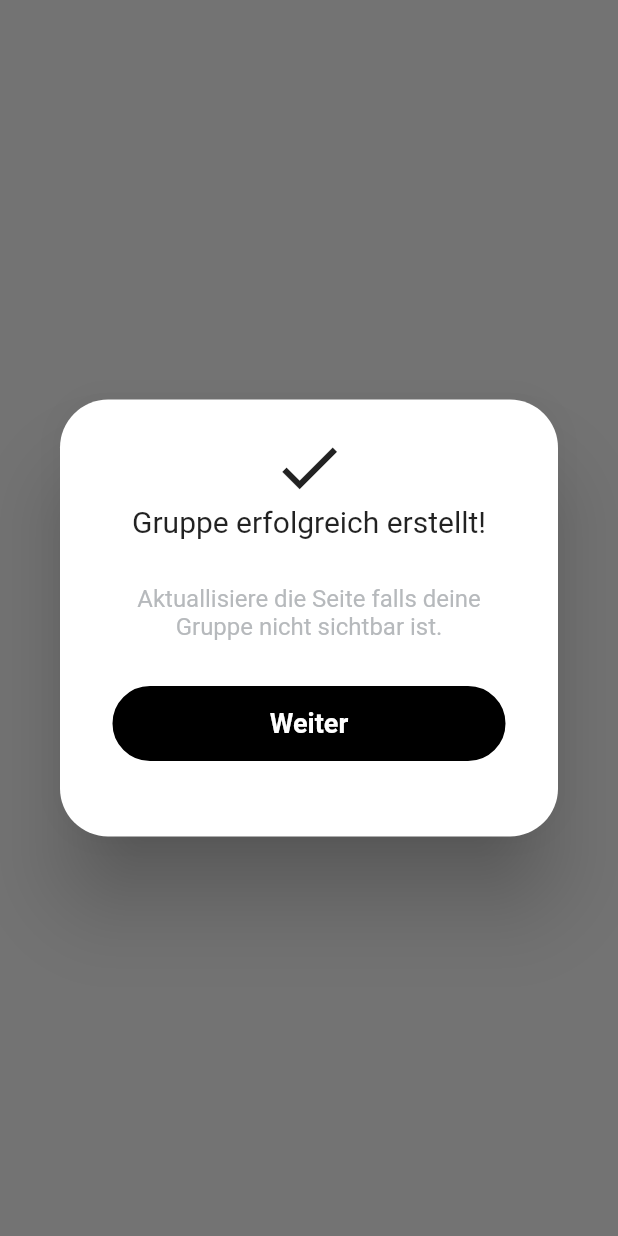
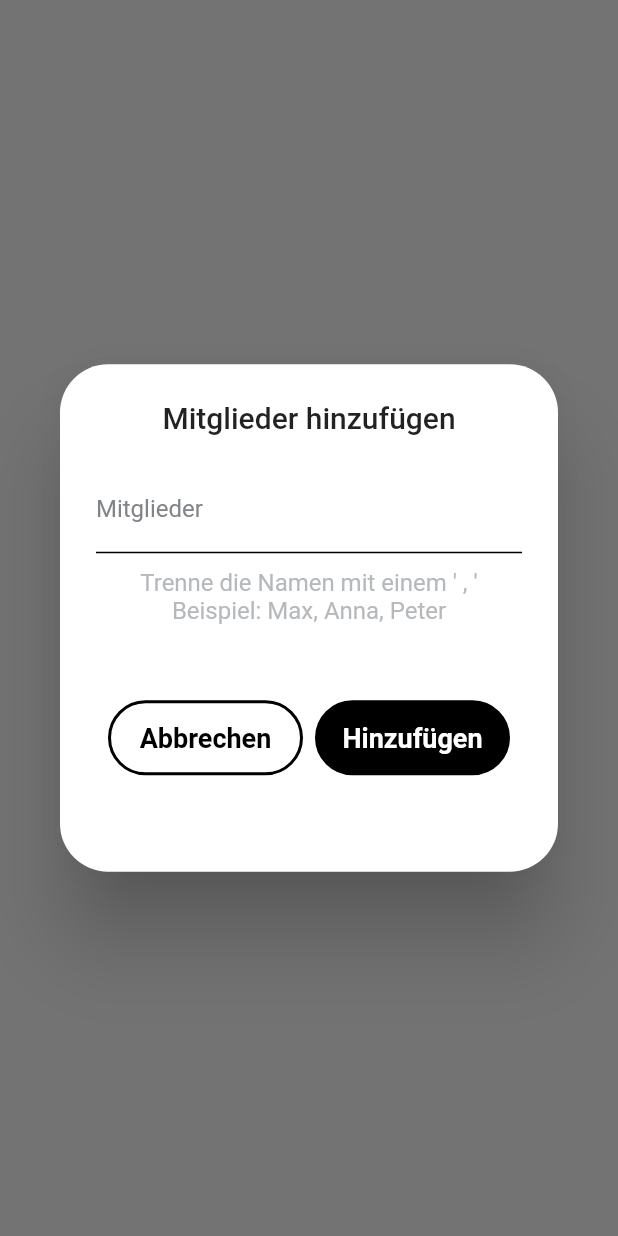
Before and after one commit to L4223/FH-Wave, a Flutter app: what createGroupPopup() shows on an empty page, opened directly, after a tap on "Erstellen", on a phone screen of 412 x 824 dp. Run offline on Flutter 3.47's test engine with Material 2 defaults, Android fonts, the phone set to English and light mode, and no system bars; our stand-ins replace cloud_firestore, firebase_auth, firebase_core, flutter_svg, geocoding, geolocator and 4 more; accounts and stored records are empty; project files that could hold a hidden picture were left out.

Commit message:
async gap fix + addMembers popup in create group

```diff
--- a/lib/views/widgets/group_widgets/popups.dart
+++ b/lib/views/widgets/group_widgets/popups.dart
@@ -75,31 +75,16 @@ Widget memberInputField() {
 //Gruppe erstellen, Tastatur schließen, Feedback
 Future<void> createGroup(BuildContext context) async {
   var groupName = groupNameTextController.text.trim();
-  var memberNames = memberTextController.text.trim().split(", ");
+  // var memberNames = memberTextController.text.trim().split(", ");
   var creatorId = currentUser?.uid;
 
   _groupController.createGroup(groupName, creatorId!).then((groupId) {
-    _groupController.addGroupRequestList(memberNames, groupId);
+    // _groupController.addGroupRequestList(memberNames, groupId);
     Navigator.of(context).pop();
     _groupController.closeKeyboard(context);
 
-    feedbackPopup(context, Icons.check, "Gruppe erfolgreich erstellt!",
-        "Aktuallisiere die Seite falls deine Gruppe nicht sichtbar ist.", () {
-      // Navigator.pop(context);
-      // Navigator.of(context, rootNavigator: true).pop();
-    }
-        //     {
-        //
-        //   // Navigator.pushNamed(context, "/home");
-        //   // Navigator.pushReplacement(
-        //   //     context,
-        //   //     MaterialPageRoute(
-        //   //         builder: (context) => GroupInfoScreen(
-        //   //             groupName: groupName,
-        //   //             groupId: groupId,
-        //   //             creatorId: creatorId)));
-        // }
-        );
+
+    addMemberPopup(context, groupId);
   });
 }
 
@@ -112,12 +97,26 @@ void createGroupPopup(BuildContext context) {
             borderRadius: BorderRadius.all(Radius.circular(32.0))),
         title: const Center(child: Text('Gruppe erstellen')),
         content: SizedBox(
-          width: MediaQuery.of(context).size.width,
-          height: MediaQuery.of(context).size.height * 0.4,
+          width: MediaQuery
+              .of(context)
+              .size
+              .width,
+          height: MediaQuery
+              .of(context)
+              .size
+              .height * 0.3,
           child: ListView(
             children: [
               groupNameInputField(),
-              memberInputField(),
+              // memberInputField(),
+              const Text(
+                "Nachdem du die Gruppe erstellt hast, kannst du Mitglieder hinzufügen",
+                style: TextStyle(color: AppColors.fhwaveNeutral200),
+                textAlign: TextAlign.center,
+              ),
+              SizedBox(
+                height: 50,
+              ),
               Row(
                 mainAxisAlignment: MainAxisAlignment.spaceEvenly,
                 children: [
@@ -149,16 +148,25 @@ void createGroupPopup(BuildContext context) {
 }
 
 void addMemberPopup(BuildContext context, String groupId) {
+  final dialogKey = GlobalKey<State>();
+
   showDialog(
     context: context,
     builder: (context) {
       return AlertDialog(
+        key: dialogKey,
         shape: const RoundedRectangleBorder(
             borderRadius: BorderRadius.all(Radius.circular(32.0))),
         title: const Center(child: Text('Mitglieder hinzufügen')),
         content: SizedBox(
-          width: MediaQuery.of(context).size.width,
-          height: MediaQuery.of(context).size.height * 0.3,
+          width: MediaQuery
+              .of(context)
+              .size
+              .width,
+          height: MediaQuery
+              .of(context)
+              .size
+              .height * 0.3,
           child: ListView(
             children: [
               memberInputField(),
@@ -172,7 +180,6 @@ void addMemberPopup(BuildContext context, String groupId) {
                     },
                     width: 130,
                   ),
-                  // SizedBox(width: 10,),
                   PrimaryButton(
                     text: "Hinzufügen",
                     onTap: () async {
@@ -181,7 +188,8 @@ void addMemberPopup(BuildContext context, String groupId) {
                       var checkMembers =
                       await _groupController.checkMembersExist(names);
 
-                      var checkIsAlreadyMember = await _groupController
+                      var checkIsAlreadyMember = "";
+                      checkIsAlreadyMember = await _groupController
                           .checkUserIsMemberOrHasRequest(names, groupId);
 
                       var duplicate =
@@ -191,36 +199,44 @@ void addMemberPopup(BuildContext context, String groupId) {
                           checkMembers == "" &&
                           checkIsAlreadyMember == "") {
                         _groupController.addGroupRequestList(names, groupId);
-                        Navigator.of(context).pop();
+
+                        Navigator.of(dialogKey.currentContext!).pop();
+
                         feedbackPopup(
-                            context,
+                          dialogKey.currentContext!,
                           Icons.check,
-                            "Mitglied/er erfolgreich hinzugefügt, diese",
-                            "Nutzer bekommen jetzt eine Beitritts-Anfrage.",
-                            () {});
+                          "Mitglied/er erfolgreich hinzugefügt.",
+                          "Diese Nutzer bekommen jetzt eine Beitritts-Anfrage.",
+                              () {
+                            // Callback-Funktion nach dem Feedback-Popup
+                          },
+                        );
                       } else if (checkMembers != "") {
                         feedbackPopup(
-                            context,
+                          dialogKey.currentContext!,
                           Icons.warning_amber,
                           "Fehler beim Hinzufügen der Mitglieder",
-                            "Der Nutzer $checkMembers existiert nicht",
-                            () => Navigator.pop(context));
+                          "Der Nutzer $checkMembers existiert nicht.",
+                              () => Navigator.pop(dialogKey.currentContext!),
+                        );
                       } else if (checkIsAlreadyMember != "") {
                         feedbackPopup(
-                            context,
+                          dialogKey.currentContext!,
                           Icons.warning_amber,
                           "Fehler beim Hinzufügen der Mitglieder",
-                            "Der Nutzer $checkIsAlreadyMember ist bereits Mitglied oder hat schon eine Anfrage",
-                            () => Navigator.pop(context));
+                          "Der Nutzer $checkIsAlreadyMember ist bereits "
+                              "Mitglied oder hat schon eine Anfrage.",
+                              () => Navigator.pop(dialogKey.currentContext!),
+                        );
                       } else {
                         feedbackPopup(
-                            context,
+                          dialogKey.currentContext!,
                           Icons.warning_amber,
                           "Fehler beim Hinzufügen der Mitglieder",
-                            "Der Name $duplicate ist doppelt",
-                            () => Navigator.pop(context));
+                          "Der Name $duplicate ist doppelt.",
+                              () => Navigator.pop(dialogKey.currentContext!),
+                        );
                       }
-                      ;
                     },
                     width: 130,
                   ),
@@ -240,12 +256,19 @@ void feedbackPopup(BuildContext context, IconData icon, String heading,
     String text, Function() func) {
   showDialog(
       context: context,
-      builder: (context) => AlertDialog(
+      builder: (context) =>
+          AlertDialog(
             shape: const RoundedRectangleBorder(
                 borderRadius: BorderRadius.all(Radius.circular(32.0))),
             content: SizedBox(
-                width: MediaQuery.of(context).size.width,
-                height: MediaQuery.of(context).size.height * 0.3,
+                width: MediaQuery
+                    .of(context)
+                    .size
+                    .width,
+                height: MediaQuery
+                    .of(context)
+                    .size
+                    .height * 0.3,
                 child: ListView(
                   children: [
                     Column(
@@ -290,13 +313,20 @@ void confirmPopup(BuildContext context, IconData icon, String heading,
     String text, VoidCallback func) {
   showDialog(
       context: context,
-      builder: (context) => AlertDialog(
+      builder: (context) =>
+          AlertDialog(
             shape: const RoundedRectangleBorder(
                 borderRadius: BorderRadius.all(Radius.circular(32.0))),
             content: Container(
                 alignment: Alignment.center,
-                width: MediaQuery.of(context).size.width,
-                height: MediaQuery.of(context).size.height * 0.3,
+                width: MediaQuery
+                    .of(context)
+                    .size
+                    .width,
+                height: MediaQuery
+                    .of(context)
+                    .size
+                    .height * 0.3,
                 child: ListView(
                   children: [
                     Column(
```
Lines whose indentation alone changed are shown as unchanged.
